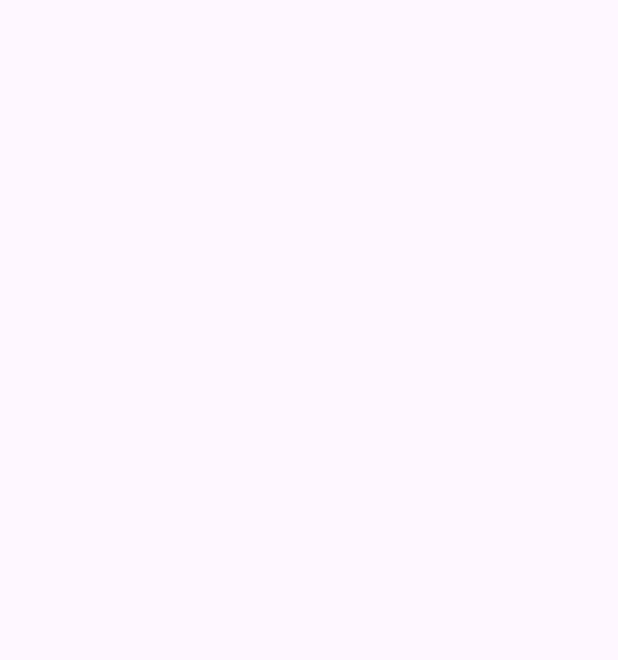
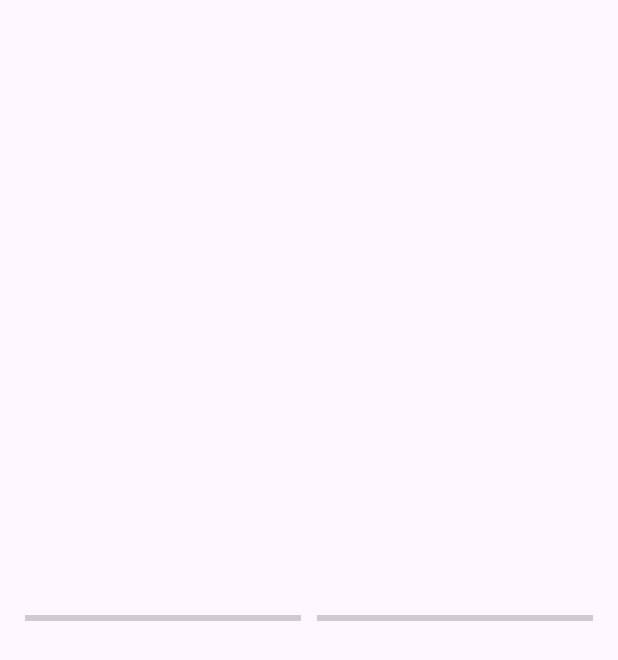
Before and after one commit to balgrofen/bubbleLevel, an Android app: the screen it shows after launch (MainActivity), on a phone screen of 412 x 824 dp. Before the commit the part shown is empty. Shown: the top 660 px of the screen. Run offline under Robolectric (Android 15) with nearby library versions, the phone set to English and light mode, and no system bars.

Commit message:
2 Progressbars added and currently working with the phone being portrait mode.
Compacting the code will be needed.

```diff
--- a/app/src/main/java/com/example/bubblelevel/MainActivity.java
+++ b/app/src/main/java/com/example/bubblelevel/MainActivity.java
@@ -1,6 +1,13 @@
 package com.example.bubblelevel;
 
+import android.annotation.SuppressLint;
+import android.hardware.Sensor;
+import android.hardware.SensorEvent;
+import android.hardware.SensorEventListener;
+import android.hardware.SensorManager;
 import android.os.Bundle;
+import android.widget.ProgressBar;
+import android.widget.TextView;
 
 import androidx.activity.EdgeToEdge;
 import androidx.appcompat.app.AppCompatActivity;
@@ -8,8 +15,31 @@ import androidx.core.graphics.Insets;
 import androidx.core.view.ViewCompat;
 import androidx.core.view.WindowInsetsCompat;
 
+import java.util.List;
+
 public class MainActivity extends AppCompatActivity {
 
+    SensorManager sensorManager;
+    Sensor accelerometer;
+
+    SensorEventListener accelerometerEventListener;
+    TextView levelConfirm;
+    ProgressBar tiltProgressBarR;
+    ProgressBar tiltProgressBarL;
+
+    @Override
+    protected void onResume() {
+        super.onResume();
+        sensorManager.registerListener(accelerometerEventListener,accelerometer,SensorManager.SENSOR_DELAY_NORMAL);
+    }
+
+    @Override
+    protected void onPause() {
+        super.onPause();
+        sensorManager.unregisterListener(accelerometerEventListener);
+    }
+
+    @SuppressLint("MissingInflatedId")
     @Override
     protected void onCreate(Bundle savedInstanceState) {
         super.onCreate(savedInstanceState);
@@ -20,5 +50,33 @@ public class MainActivity extends AppCompatActivity {
             v.setPadding(systemBars.left, systemBars.top, systemBars.right, systemBars.bottom);
             return insets;
         });
+
+        levelConfirm=findViewById(R.id.levelConfirm);
+        tiltProgressBarR=findViewById(R.id.levelProgressR);
+        tiltProgressBarL=findViewById(R.id.levelProgressL);
+
+        sensorManager=(SensorManager) getSystemService(SENSOR_SERVICE);
+        List<Sensor> sensors = sensorManager.getSensorList(Sensor.TYPE_ALL);
+        accelerometer=sensorManager.getDefaultSensor(Sensor.TYPE_ACCELEROMETER);
+
+        accelerometerEventListener=new SensorEventListener() {
+            @Override
+            public void onSensorChanged(SensorEvent event) {
+                float tiltX = event.values[0]; // Left-Right Tilt
+                int progressR = (int) (0 - (tiltX * 10));
+                progressR = Math.max(0, Math.min(progressR, 100));
+
+                int progressL = (int) (0 + (tiltX * 10));
+                progressL = Math.max(0, Math.min(progressL, 100));
+
+                tiltProgressBarR.setProgress(progressR);
+                tiltProgressBarL.setProgress(progressL);
+            }
+
+            @Override
+            public void onAccuracyChanged(Sensor sensor, int accuracy) {
+
+            }
+        };
     }
 }
--- a/app/src/main/res/layout/activity_main.xml
+++ b/app/src/main/res/layout/activity_main.xml
@@ -5,4 +5,39 @@
     android:id="@+id/main"
     android:layout_width="match_parent"
     android:layout_height="match_parent"
-    tools:context=".MainActivity"/>
+    tools:context=".MainActivity">
+
+    <ProgressBar
+        android:id="@+id/levelProgressR"
+        style="?android:attr/progressBarStyleHorizontal"
+        android:layout_width="184dp"
+        android:layout_height="wrap_content"
+        android:layout_marginStart="5dp"
+        android:layout_marginEnd="30dp"
+        app:layout_constraintBottom_toBottomOf="parent"
+        app:layout_constraintEnd_toEndOf="parent"
+        app:layout_constraintStart_toEndOf="@+id/levelProgressL"
+        app:layout_constraintTop_toTopOf="parent" />
+
+    <TextView
+        android:id="@+id/levelConfirm"
+        android:layout_width="wrap_content"
+        android:layout_height="wrap_content"
+        app:layout_constraintBottom_toTopOf="@+id/levelProgressR"
+        app:layout_constraintEnd_toEndOf="parent"
+        app:layout_constraintStart_toStartOf="parent"
+        app:layout_constraintTop_toTopOf="parent" />
+
+    <ProgressBar
+        android:id="@+id/levelProgressL"
+        style="?android:attr/progressBarStyleHorizontal"
+        android:layout_width="184dp"
+        android:layout_height="wrap_content"
+        android:layout_marginStart="30dp"
+        android:layout_marginEnd="5dp"
+        android:scaleX="-1"
+        app:layout_constraintBottom_toBottomOf="parent"
+        app:layout_constraintEnd_toStartOf="@+id/levelProgressR"
+        app:layout_constraintStart_toStartOf="parent"
+        app:layout_constraintTop_toTopOf="parent" />
+</androidx.constraintlayout.widget.ConstraintLayout>
```
